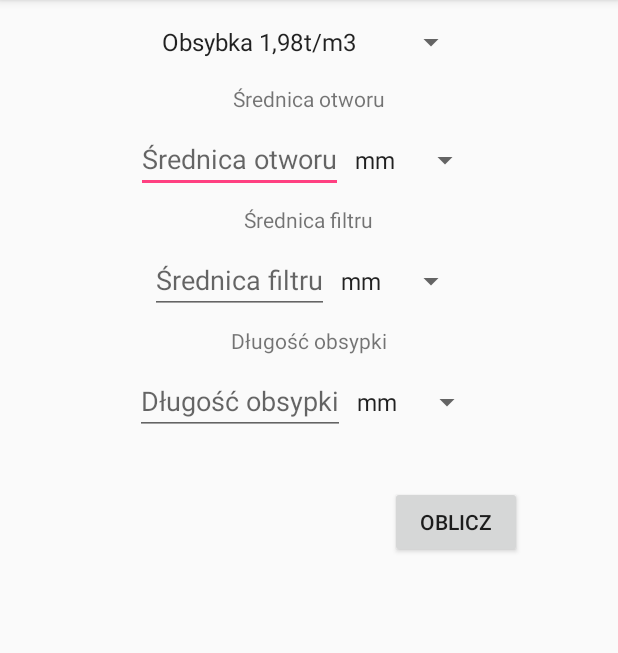
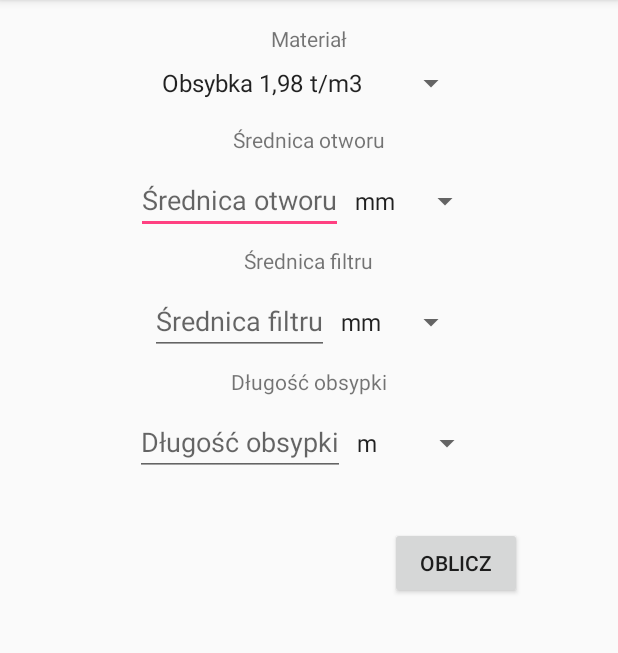
Before and after one commit to macwojs/Obsypka, an Android app: the screen it shows after launch (MainActivity), on a phone screen of 412 x 824 dp, the part 84-737 px from its top. Run offline under Robolectric (Android 15) with nearby library versions, the phone set to English and light mode, and no system bars.

```diff
--- a/app/build.gradle
+++ b/app/build.gradle
@@ -4,7 +4,7 @@ android {
     compileSdkVersion 26
     defaultConfig {
         applicationId "com.example.macwojs.obsypka"
-        minSdkVersion 15
+        minSdkVersion 16
         targetSdkVersion 26
         versionCode 1
         versionName "1.0"
@@ -21,7 +21,7 @@ android {
 dependencies {
     implementation fileTree(dir: 'libs', include: ['*.jar'])
     implementation 'com.android.support:appcompat-v7:26.1.0'
-    implementation 'com.android.support.constraint:constraint-layout:1.0.2'
+    implementation 'com.android.support.constraint:constraint-layout:1.1.0'
     testImplementation 'junit:junit:4.12'
     androidTestImplementation 'com.android.support.test:runner:1.0.1'
     androidTestImplementation 'com.android.support.test.espresso:espresso-core:3.0.1'
--- a/app/src/main/res/layout/activity_main.xml
+++ b/app/src/main/res/layout/activity_main.xml
@@ -14,6 +14,10 @@
         android:gravity="center_horizontal"
         >
 
+        <TextView
+            android:layout_marginTop="16dp"
+            style="@style/tytul_wymiary"
+            android:text="@string/material"/>
 
         <Spinner
             android:id="@+id/wyb_mat"
@@ -24,10 +28,7 @@
             style="@style/tytul_wymiary"
             android:text="@string/sr_otw"/>
         <LinearLayout
-            android:layout_width="wrap_content"
-            android:layout_height="wrap_content"
-            android:orientation="horizontal"
-            android:layout_marginBottom="8dp">
+            style="@style/linear_layout_wprowadzanie">
             <EditText
                 android:id="@+id/sr_otw"
                 style="@style/wprowadzanie_wymiary"
@@ -42,10 +43,7 @@
             style="@style/tytul_wymiary"
             android:text="@string/sr_fil"/>
         <LinearLayout
-            android:layout_width="wrap_content"
-            android:layout_height="wrap_content"
-            android:orientation="horizontal"
-            android:layout_marginBottom="8dp">
+            style="@style/linear_layout_wprowadzanie">
             <EditText
                 android:id="@+id/sr_fil"
                 style="@style/wprowadzanie_wymiary"
@@ -60,10 +58,7 @@
             style="@style/tytul_wymiary"
             android:text="@string/d_obs"/>
         <LinearLayout
-            android:layout_width="wrap_content"
-            android:layout_height="wrap_content"
-            android:orientation="horizontal"
-            android:layout_marginBottom="8dp">
+            style="@style/linear_layout_wprowadzanie">
             <EditText
                 android:id="@+id/d_obs"
                 style="@style/wprowadzanie_wymiary"
@@ -71,17 +66,12 @@
             <Spinner
                 android:id="@+id/wyb_jed_obs"
                 style="@style/wybieranie_jednostki"
-                android:entries="@array/jed_array"/>
+                android:entries="@array/jed_array_dl" />
         </LinearLayout>
 
         <Button
             style="@style/guzik_oblicz"
             android:text="@string/oblicz"
             android:onClick="oblicz"/>
-
-        <TextView
-            android:id="@+id/proba"
-            android:layout_width="wrap_content"
-            android:layout_height="wrap_content" />
     </LinearLayout>
 </ScrollView>
--- a/app/src/main/res/layout/wyniki.xml
+++ b/app/src/main/res/layout/wyniki.xml
@@ -69,6 +69,7 @@
 
         <LinearLayout
             style="@style/linear_layout_wyniki"
+            android:layout_marginBottom="72dp"
             >
             <TextView
                 style="@style/text_edit_wyniki"
@@ -81,7 +82,7 @@
                 />
             <TextView
                 style="@style/text_edit_wyniki"
-                android:text="@string/jed_obj1mb"
+                android:text="@string/jed_obj"
                 />
         </LinearLayout>
     </LinearLayout>
--- a/app/src/main/res/values/strings.xml
+++ b/app/src/main/res/values/strings.xml
@@ -15,10 +15,18 @@
         <item>m</item>
     </string-array>
 
+    <string-array name="jed_array_dl">
+        <item>m</item>
+        <item>cm</item>
+        <item>dm</item>
+        <item>mm</item>
+    </string-array>
+
+    <string name="material">Materiał</string>
     <string name="sr_otw">Średnica otworu</string>
     <string name="sr_fil">Średnica filtru</string>
     <string name="d_obs">Długość obsypki</string>
-    <string name="obs_waga">Obsybka 1,98t/m3</string>
+    <string name="obs_waga">Obsybka 1,98 t/m3</string>
     <string name="com_waga">Compactonic 1 t/m3</string>
     <string name="oblicz">Oblicz</string>
     <string name="wiadomosc">Nie dodałeś wszystkich potrzebnych informacji</string>
@@ -29,11 +37,10 @@
     -->
     <string name="masa">Masa:</string>
     <string name="obj">Objętość:</string>
-    <string name="masa1mb">Masa 1MB:</string>
-    <string name="obj1mb">Objętość 1MB:</string>
+    <string name="masa1mb">Masa 1mb:</string>
+    <string name="obj1mb">Objętość 1mb:</string>
 
     <string name="jed_masa">kg</string>
-    <string name="jed_obj">kg/m3</string>
-    <string name="jed_obj1mb">kg</string>
+    <string name="jed_obj">litry</string>
 
 </resources>
--- a/app/src/main/res/values/styles.xml
+++ b/app/src/main/res/values/styles.xml
@@ -8,11 +8,18 @@
         <item name="colorAccent">@color/colorAccent</item>
     </style>
 
+    <style name="linear_layout_wprowadzanie">
+        <item name="android:layout_height">wrap_content</item>
+        <item name="android:layout_width">wrap_content</item>
+        <item name="android:layout_marginBottom">8dp</item>
+        <item name="android:orientation">horizontal</item>
+    </style>
+
     <style name="material_spinner">
-        <item name="android:layout_margin">16dp</item>
         <item name="android:layout_marginBottom">16dp</item>
         <item name="android:layout_height">wrap_content</item>
         <item name="android:layout_width">wrap_content</item>
+        <item name="android:textSize">24sp</item>
     </style>
 
     <style name="tytul_wymiary">
```
Also changed, not shown: app/src/main/java/com/example/macwojs/obsypka/MainActivity.java (+3 -12 lines), app/src/main/java/com/example/macwojs/obsypka/Wyniki.java (+9 -4 lines).
